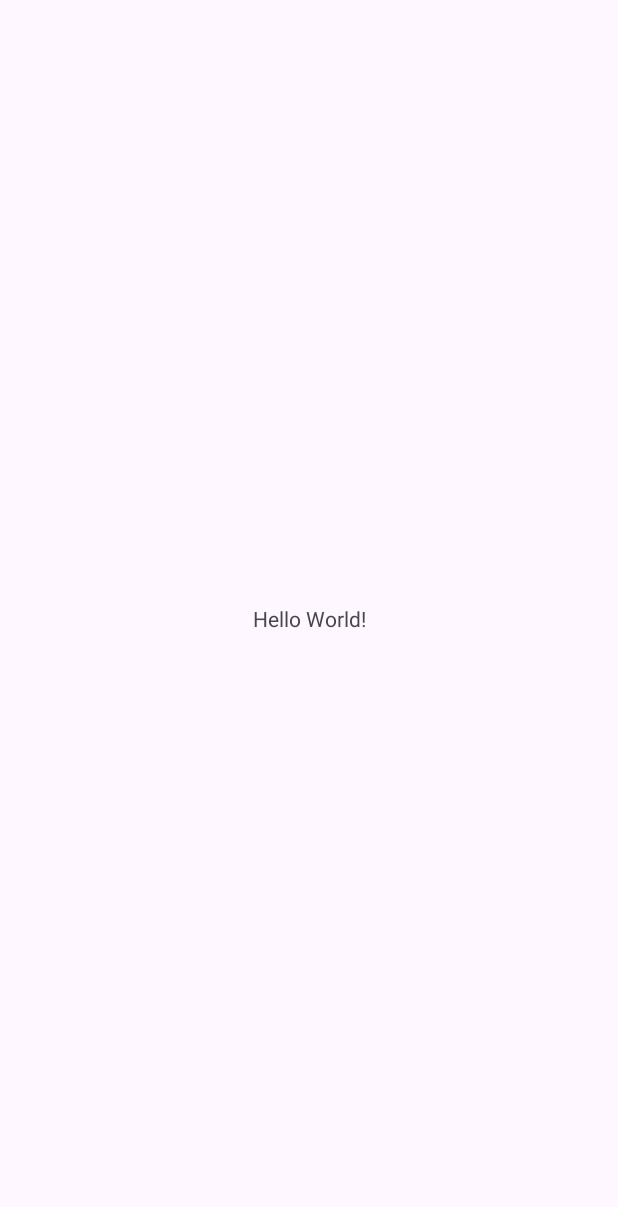
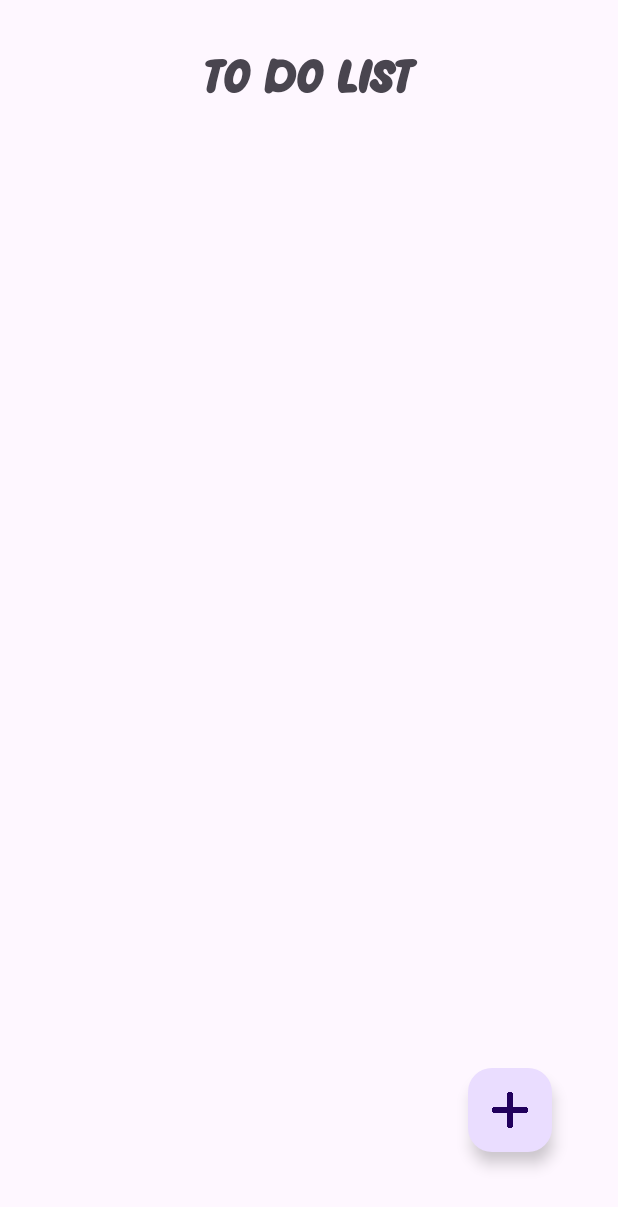
Before and after one commit to Mohamed8Zanaty/To-Do-List, an Android app: the screen it shows after launch (MainActivity), on a phone screen of 412 x 824 dp. Before the commit the part shown is almost empty. Shown: the top 1207 px of the screen. Run offline under Robolectric (Android 15) with nearby library versions, the phone set to English and light mode, and no system bars.

Commit message:
add floating button

```diff
--- a/app/src/main/res/layout/activity_main.xml
+++ b/app/src/main/res/layout/activity_main.xml
@@ -7,13 +7,40 @@
     android:layout_height="match_parent"
     tools:context=".MainActivity">
 
-    <TextView
+    <com.google.android.material.appbar.AppBarLayout
+        android:textAlignment="center"
+        android:layout_width="match_parent"
+        android:layout_height="100dp"
+        app:layout_constraintEnd_toEndOf="parent"
+        app:layout_constraintStart_toStartOf="parent"
+        app:layout_constraintTop_toTopOf="parent">
+        <TextView
+            android:text="To Do List"
+            android:textAlignment="center"
+            android:gravity="center"
+            android:textSize="30sp"
+
+            android:fontFamily="@font/grape_days"
+            android:layout_width="match_parent"
+            android:layout_height="match_parent">
+
+        </TextView>
+    </com.google.android.material.appbar.AppBarLayout>
+
+    <com.google.android.material.floatingactionbutton.FloatingActionButton
         android:layout_width="wrap_content"
         android:layout_height="wrap_content"
-        android:text="Hello World!"
+        android:layout_alignParentEnd="true"
+        android:layout_alignParentBottom="true"
+        android:layout_gravity="bottom|end"
+        android:layout_marginStart="271dp"
+        android:layout_marginEnd="40dp"
+        android:layout_marginBottom="56dp"
+        android:src="@drawable/plus"
         app:layout_constraintBottom_toBottomOf="parent"
         app:layout_constraintEnd_toEndOf="parent"
-        app:layout_constraintStart_toStartOf="parent"
-        app:layout_constraintTop_toTopOf="parent" />
+        app:layout_constraintHorizontal_bias="0.909"
+        app:layout_constraintStart_toStartOf="parent">
 
+    </com.google.android.material.floatingactionbutton.FloatingActionButton>
 </androidx.constraintlayout.widget.ConstraintLayout>
```
Also changed, not shown: app/src/main/res/drawable/plus.png (added), app/src/main/res/font/grape_days.otf (added).
